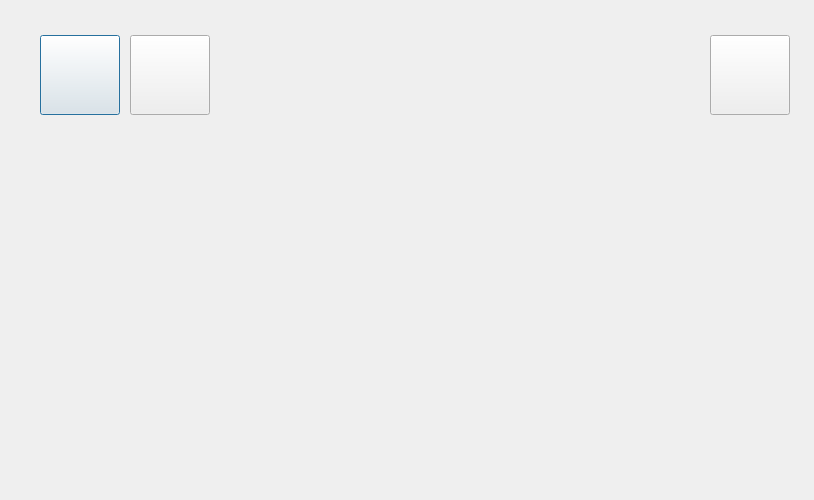
Old version of the form src/XMusic/medialibdlg.ui in the repository 1028417/XMusic.
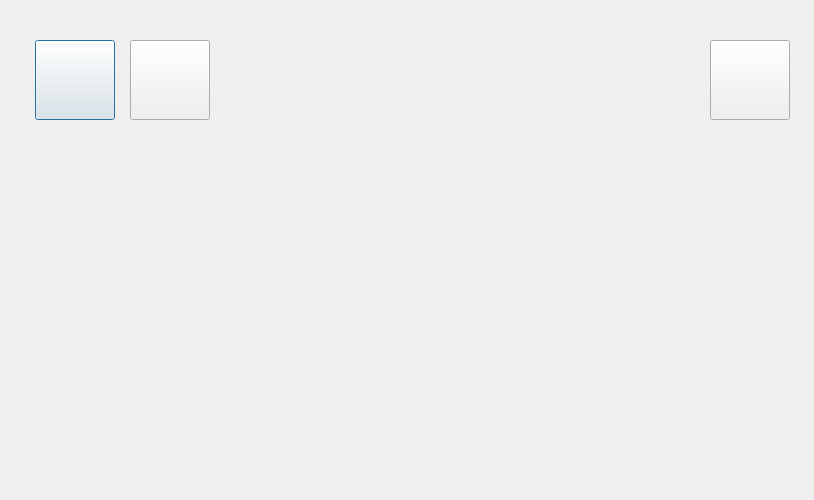
New version of the form. Icons and pictures are not drawn. Custom widgets are drawn as their Qt base class.

What changed in the file:
```diff
--- a/src/XMusic/medialibdlg.ui
+++ b/src/XMusic/medialibdlg.ui
@@ -16,8 +16,8 @@
   <widget class="CButton" name="btnReturn">
    <property name="geometry">
     <rect>
-     <x>40</x>
-     <y>35</y>
+     <x>35</x>
+     <y>40</y>
      <width>80</width>
      <height>80</height>
     </rect>
@@ -45,20 +45,23 @@
    <property name="geometry">
     <rect>
      <x>230</x>
-     <y>43</y>
-     <width>300</width>
+     <y>48</y>
+     <width>471</width>
      <height>60</height>
     </rect>
    </property>
    <property name="text">
     <string/>
    </property>
+   <property name="alignment">
+    <set>Qt::AlignCenter</set>
+   </property>
   </widget>
   <widget class="CButton" name="btnUpward">
    <property name="geometry">
     <rect>
      <x>130</x>
-     <y>35</y>
+     <y>40</y>
      <width>80</width>
      <height>80</height>
     </rect>
@@ -86,7 +89,7 @@
    <property name="geometry">
     <rect>
      <x>710</x>
-     <y>35</y>
+     <y>40</y>
      <width>80</width>
      <height>80</height>
     </rect>
```
